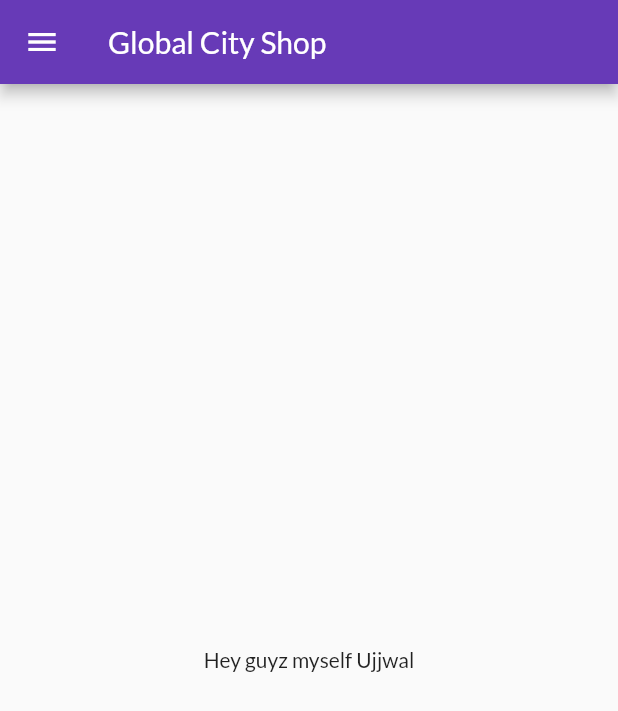
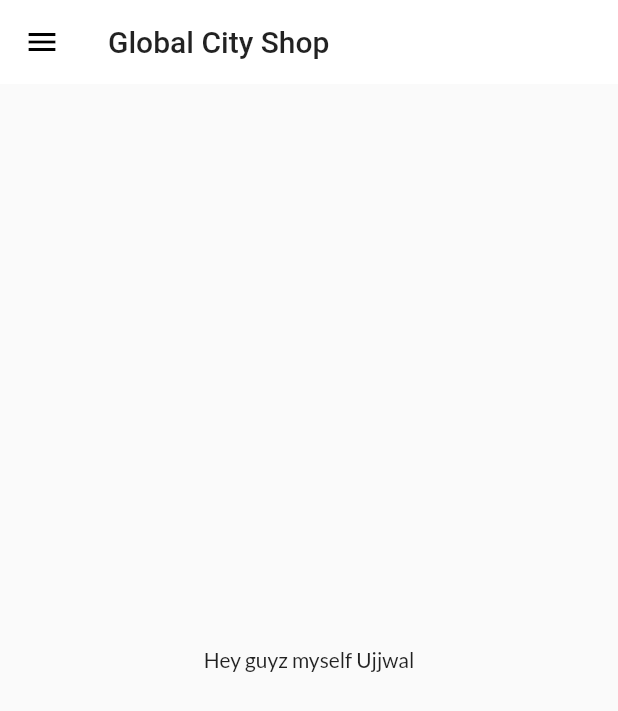
Before and after one commit to ujjwal509kumar/FlutterFirstProject, a Flutter app: the screen it shows after launch, on a phone screen of 412 x 824 dp. Shown: the top 711 px of the screen. Run offline on Flutter 3.47's test engine with Material 2 defaults, Android fonts, the phone set to English and light mode, and no system bars; our stand-ins replace google_fonts.

Commit message:
Themes Updated

```diff
--- a/lib/main.dart
+++ b/lib/main.dart
@@ -1,6 +1,7 @@
 import 'package:first_app/home_page.dart';
 import 'package:first_app/login_page.dart';
 import 'package:first_app/routes.dart';
+import 'package:first_app/themes.dart';
 import 'package:google_fonts/google_fonts.dart';
 import 'package:flutter/material.dart';
 void main() {
@@ -12,13 +13,8 @@ class firstApp extends StatelessWidget {
   Widget build(BuildContext context) {
     return MaterialApp(
       themeMode: ThemeMode.light,
-      theme: ThemeData(
-        primarySwatch: Colors.deepPurple,
-        fontFamily: GoogleFonts.lato().fontFamily,
-        ),
-       darkTheme: ThemeData(
-        brightness: Brightness.dark,
-        ),
+      theme: MyTheme.lightTheme(context),
+       darkTheme: MyTheme.darkTheme(context),
         debugShowCheckedModeBanner: false,
         initialRoute: MyRoutes.homeRoute,
         routes: {
--- /dev/null
+++ b/lib/themes.dart
@@ -0,0 +1,19 @@
+import 'package:flutter/material.dart';
+import 'package:google_fonts/google_fonts.dart';
+
+class MyTheme{
+  static ThemeData lightTheme(BuildContext context) => ThemeData(
+        primarySwatch: Colors.deepPurple,
+        fontFamily: GoogleFonts.lato().fontFamily,
+        appBarTheme: AppBarTheme(
+          color: Colors.white,
+          elevation: 0.0,
+          iconTheme: IconThemeData(color: Colors.black),
+          textTheme: Theme.of(context).textTheme,
+        )
+        );
+
+        static ThemeData darkTheme(BuildContext context) => ThemeData(
+              brightness: Brightness.dark,
+        );
+}
```
